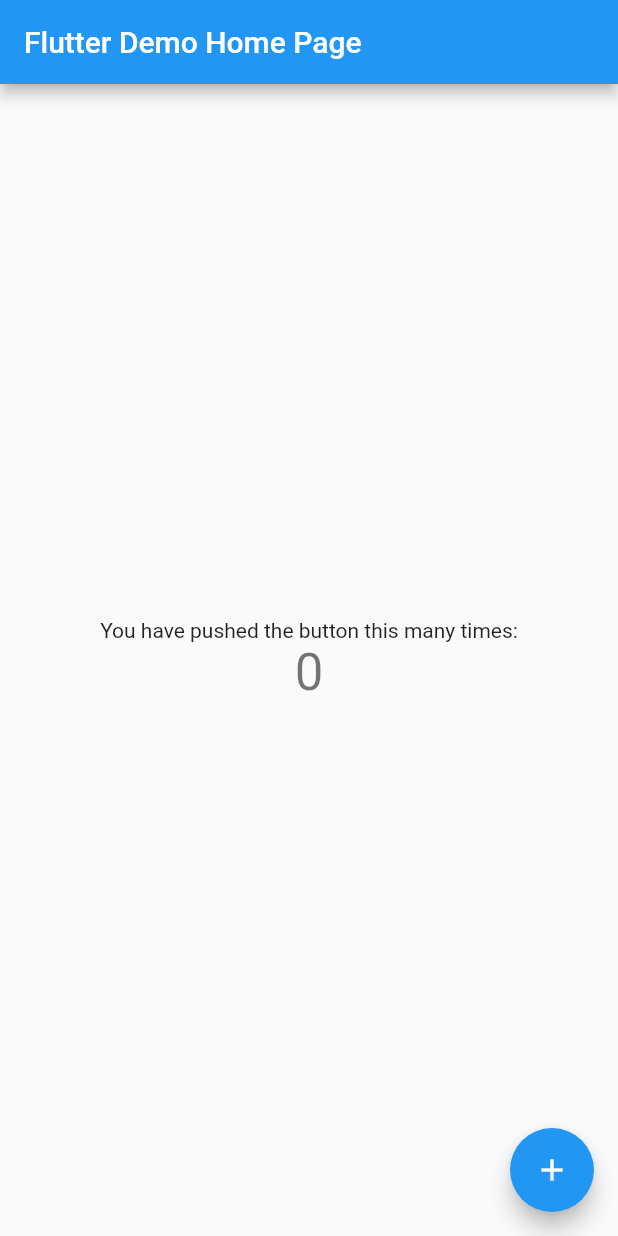
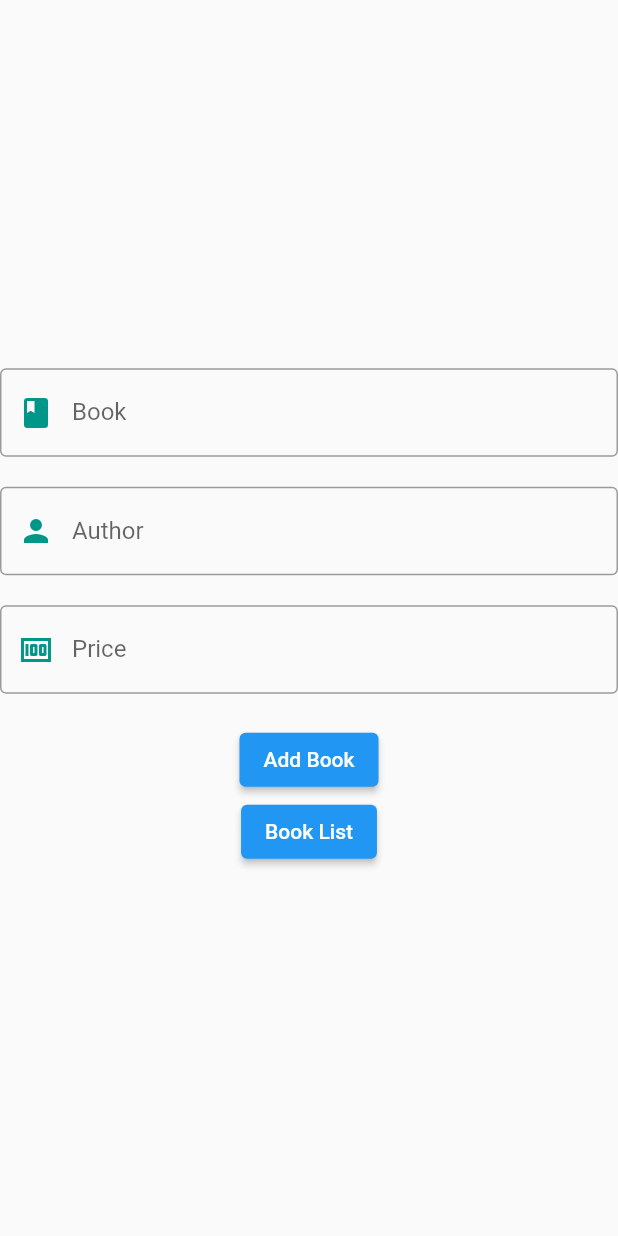
Before and after one commit to ilyashyrt/firebase_firestore_example, a Flutter app: the screen it shows after launch, on a phone screen of 412 x 824 dp. Run offline on Flutter 3.47's test engine with Material 2 defaults, Android fonts, the phone set to English and light mode, and no system bars; our stand-ins replace cloud_firestore, firebase_core; accounts and stored records are empty.

Commit message:
Adding, deleting and listing books added

```diff
--- a/lib/main.dart
+++ b/lib/main.dart
@@ -1,115 +1,25 @@
+import 'package:deneme_appppp/screens/home_page.dart';
+import 'package:firebase_core/firebase_core.dart';
 import 'package:flutter/material.dart';
 
-void main() {
+void main() async {
+  WidgetsFlutterBinding.ensureInitialized();
+  await Firebase.initializeApp();
   runApp(const MyApp());
 }
 
 class MyApp extends StatelessWidget {
   const MyApp({Key? key}) : super(key: key);
 
-  // This widget is the root of your application.
   @override
   Widget build(BuildContext context) {
     return MaterialApp(
+      debugShowCheckedModeBanner: false,
       title: 'Flutter Demo',
       theme: ThemeData(
-        // This is the theme of your application.
-        //
-        // Try running your application with "flutter run". You'll see the
-        // application has a blue toolbar. Then, without quitting the app, try
-        // changing the primarySwatch below to Colors.green and then invoke
-        // "hot reload" (press "r" in the console where you ran "flutter run",
-        // or simply save your changes to "hot reload" in a Flutter IDE).
-        // Notice that the counter didn't reset back to zero; the application
-        // is not restarted.
         primarySwatch: Colors.blue,
       ),
-      home: const MyHomePage(title: 'Flutter Demo Home Page'),
+      home: HomePage(),
     );
   }
 }
-
-class MyHomePage extends StatefulWidget {
-  const MyHomePage({Key? key, required this.title}) : super(key: key);
-
-  // This widget is the home page of your application. It is stateful, meaning
-  // that it has a State object (defined below) that contains fields that affect
-  // how it looks.
-
-  // This class is the configuration for the state. It holds the values (in this
-  // case the title) provided by the parent (in this case the App widget) and
-  // used by the build method of the State. Fields in a Widget subclass are
-  // always marked "final".
-
-  final String title;
-
-  @override
-  State<MyHomePage> createState() => _MyHomePageState();
-}
-
-class _MyHomePageState extends State<MyHomePage> {
-  int _counter = 0;
-
-  void _incrementCounter() {
-    setState(() {
-      // This call to setState tells the Flutter framework that something has
-      // changed in this State, which causes it to rerun the build method below
-      // so that the display can reflect the updated values. If we changed
-      // _counter without calling setState(), then the build method would not be
-      // called again, and so nothing would appear to happen.
-      _counter++;
-    });
-  }
-
-  @override
-  Widget build(BuildContext context) {
-    // This method is rerun every time setState is called, for instance as done
-    // by the _incrementCounter method above.
-    //
-    // The Flutter framework has been optimized to make rerunning build methods
-    // fast, so that you can just rebuild anything that needs updating rather
-    // than having to individually change instances of widgets.
-    return Scaffold(
-      appBar: AppBar(
-        // Here we take the value from the MyHomePage object that was created by
-        // the App.build method, and use it to set our appbar title.
-        title: Text(widget.title),
-      ),
-      body: Center(
-        // Center is a layout widget. It takes a single child and positions it
-        // in the middle of the parent.
-        child: Column(
-          // Column is also a layout widget. It takes a list of children and
-          // arranges them vertically. By default, it sizes itself to fit its
-          // children horizontally, and tries to be as tall as its parent.
-          //
-          // Invoke "debug painting" (press "p" in the console, choose the
-          // "Toggle Debug Paint" action from the Flutter Inspector in Android
-          // Studio, or the "Toggle Debug Paint" command in Visual Studio Code)
-          // to see the wireframe for each widget.
-          //
-          // Column has various properties to control how it sizes itself and
-          // how it positions its children. Here we use mainAxisAlignment to
-          // center the children vertically; the main axis here is the vertical
-          // axis because Columns are vertical (the cross axis would be
-          // horizontal).
-          mainAxisAlignment: MainAxisAlignment.center,
-          children: <Widget>[
-            const Text(
-              'You have pushed the button this many times:',
-            ),
-            Text(
-              '$_counter',
-              style: Theme.of(context).textTheme.headline4,
-            ),
-          ],
-        ),
-      ),
-      floatingActionButton: FloatingActionButton(
-        onPressed: _incrementCounter,
-        tooltip: 'Increment',
-        child: const Icon(Icons.add),
-      ), // This trailing comma makes auto-formatting nicer for build methods.
-    );
-  }
-}
--- /dev/null
+++ b/lib/screens/home_page.dart
@@ -0,0 +1,45 @@
+// ignore_for_file: prefer_const_constructors_in_immutables, prefer_const_constructors, prefer_const_literals_to_create_immutables
+
+import 'package:deneme_appppp/services/firestore_service.dart';
+import 'package:deneme_appppp/screens/book_list.dart';
+import 'package:deneme_appppp/widgets/textfield_widget.dart';
+import 'package:flutter/material.dart';
+
+class HomePage extends StatefulWidget {
+  HomePage({Key? key}) : super(key: key);
+
+  @override
+  State<HomePage> createState() => _HomePageState();
+}
+
+class _HomePageState extends State<HomePage> {
+  TextEditingController nameController = TextEditingController();
+  TextEditingController priceController = TextEditingController();
+  TextEditingController authorController = TextEditingController();
+  @override
+  Widget build(BuildContext context) {
+    return Scaffold(
+      body: Center(
+        child: Column(
+          mainAxisAlignment: MainAxisAlignment.center,
+          crossAxisAlignment: CrossAxisAlignment.center,
+          children: [
+            CustomTextField(controller: nameController, icon: Icons.book,hintText: 'Book',labelText: 'Book',),
+            SizedBox(height: 20),
+            CustomTextField(controller: authorController, icon: Icons.person,hintText: 'Author',labelText: 'Author',),
+            SizedBox(height: 20,),
+            CustomTextField(controller: priceController, icon: Icons.money,hintText: 'Price',labelText: 'Price',),
+            SizedBox(height: 20,),
+            ElevatedButton(onPressed: (){
+              FirestoreService().addBook(nameController.text,authorController.text,priceController.text);
+            }, child: Text("Add Book")),
+            ElevatedButton(onPressed: (){
+              Navigator.push(context, MaterialPageRoute(builder: (context) => BookList()));
+            }, child: Text("Book List")),
+
+          ],
+        ),
+      ),
+    );
+  }
+}
--- /dev/null
+++ b/lib/services/firestore_service.dart
@@ -0,0 +1,34 @@
+// ignore_for_file: unused_import, prefer_const_constructors_in_immutables, avoid_print, prefer_const_constructors, use_key_in_widget_constructors
+
+import 'package:flutter/material.dart';
+
+// Import the firebase_core and cloud_firestore plugin
+import 'package:firebase_core/firebase_core.dart';
+import 'package:cloud_firestore/cloud_firestore.dart';
+
+class FirestoreService {
+  CollectionReference books = FirebaseFirestore.instance.collection('books');
+  DocumentReference documentReference = FirebaseFirestore.instance
+  .collection('users')
+  .doc();
+
+  Future<void> addBook(String fullName,String authorName, String price) {
+    // Call the user's CollectionReference to add a new user
+    return books
+        .add({
+          'full_name': fullName,
+          'author_name': authorName, // John Doe
+          'price': price
+        })
+        .then((value) => print("Book Added"))
+        .catchError((error) => print("Failed to add book: $error"));
+  }
+
+  Future<void> deleteBook(String documentId) {
+    return books
+        .doc(documentId)
+        .delete()
+        .then((value) => print("Book Deleted"))
+        .catchError((error) => print("Failed to delete book: $error"));
+  }
+}
--- /dev/null
+++ b/lib/utils/device_utils.dart
@@ -0,0 +1,15 @@
+import 'package:flutter/material.dart';
+
+class DeviceUtils {
+  static double getScaledSize(BuildContext context, double scale) =>
+      scale *
+      (MediaQuery.of(context).orientation == Orientation.portrait
+          ? MediaQuery.of(context).size.width
+          : MediaQuery.of(context).size.height);
+
+  static double getScaledWidth(BuildContext context, double scale) =>
+      scale * MediaQuery.of(context).size.width;
+
+  static double getScaledHeight(BuildContext context, double scale) =>
+      scale * MediaQuery.of(context).size.height;
+}
--- /dev/null
+++ b/lib/widgets/textfield_widget.dart
@@ -0,0 +1,34 @@
+// ignore_for_file: prefer_const_constructors
+
+import 'package:deneme_appppp/utils/device_utils.dart';
+import 'package:flutter/material.dart';
+
+class CustomTextField extends StatelessWidget {
+  final TextEditingController controller;
+  final String? hintText;
+  final String? labelText;
+  final IconData icon;
+  const CustomTextField({
+    Key? key,
+    required this.controller,
+    this.hintText,
+    this.labelText,
+    required this.icon,
+  }) : super(key: key);
+
+  @override
+  Widget build(BuildContext context) {
+    return TextField(
+      controller: controller,
+      decoration: InputDecoration(
+        border: OutlineInputBorder(borderSide: BorderSide(color: Colors.teal,width: DeviceUtils.getScaledWidth(context, 0.5))),
+        hintText: hintText ?? "",
+        labelText: labelText ?? "",
+        prefixIcon: Icon(
+          icon,
+          color: Colors.teal,
+        ),
+      ),
+    );
+  }
+}
--- a/pubspec.yaml
+++ b/pubspec.yaml
@@ -34,6 +34,8 @@
   # The following adds the Cupertino Icons font to your application.
   # Use with the CupertinoIcons class for iOS style icons.
   cupertino_icons: ^1.0.2
+  firebase_core: ^1.13.1
+  cloud_firestore: ^3.1.10
 
 dev_dependencies:
   flutter_test:
```
Also changed, not shown: lib/screens/book_list.dart (added, +52 -0 lines), pubspec.lock, 3 other files.
